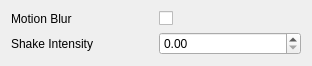
Qt form devel/tree_view_tutorial/Views/CameraEditor.ui (HaeffnerLab/HaeffnerLabLattice) before a commit.
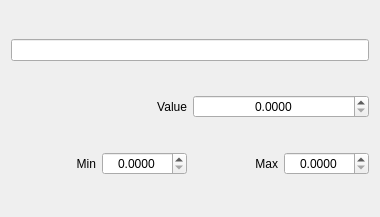
The same form after that commit.

```diff
--- a/devel/tree_view_tutorial/Views/CameraEditor.ui
+++ b/devel/tree_view_tutorial/Views/CameraEditor.ui
@@ -6,57 +6,85 @@
    <rect>
     <x>0</x>
     <y>0</y>
-    <width>312</width>
-    <height>63</height>
+    <width>380</width>
+    <height>217</height>
    </rect>
   </property>
   <property name="windowTitle">
    <string>Form</string>
   </property>
-  <layout class="QVBoxLayout" name="verticalLayout">
-   <item>
-    <layout class="QHBoxLayout" name="horizontalLayout">
-     <item>
-      <widget class="QLabel" name="label">
-       <property name="minimumSize">
-        <size>
-         <width>75</width>
-         <height>0</height>
-        </size>
-       </property>
-       <property name="text">
-        <string>Motion Blur</string>
-       </property>
-      </widget>
-     </item>
-     <item>
-      <widget class="QCheckBox" name="uiMotionBlur">
-       <property name="text">
-        <string/>
-       </property>
-      </widget>
-     </item>
-    </layout>
+  <layout class="QGridLayout" name="gridLayout">
+   <item row="0" column="0" colspan="4">
+    <widget class="QLineEdit" name="uiName"/>
    </item>
-   <item>
-    <layout class="QHBoxLayout" name="horizontalLayout_2">
-     <item>
-      <widget class="QLabel" name="label_2">
-       <property name="minimumSize">
-        <size>
-         <width>75</width>
-         <height>0</height>
-        </size>
-       </property>
-       <property name="text">
-        <string>Shake Intensity</string>
-       </property>
-      </widget>
-     </item>
-     <item>
-      <widget class="QDoubleSpinBox" name="uiShakeIntensity"/>
-     </item>
-    </layout>
+   <item row="2" column="1">
+    <widget class="QDoubleSpinBox" name="uiMin">
+     <property name="alignment">
+      <set>Qt::AlignCenter</set>
+     </property>
+     <property name="keyboardTracking">
+      <bool>false</bool>
+     </property>
+     <property name="decimals">
+      <number>4</number>
+     </property>
+    </widget>
+   </item>
+   <item row="2" column="3">
+    <widget class="QDoubleSpinBox" name="uiMax">
+     <property name="alignment">
+      <set>Qt::AlignCenter</set>
+     </property>
+     <property name="keyboardTracking">
+      <bool>false</bool>
+     </property>
+     <property name="decimals">
+      <number>4</number>
+     </property>
+    </widget>
+   </item>
+   <item row="1" column="0" colspan="2">
+    <widget class="QLabel" name="label">
+     <property name="text">
+      <string>Value</string>
+     </property>
+     <property name="alignment">
+      <set>Qt::AlignRight|Qt::AlignTrailing|Qt::AlignVCenter</set>
+     </property>
+    </widget>
+   </item>
+   <item row="2" column="0">
+    <widget class="QLabel" name="label_2">
+     <property name="text">
+      <string>Min</string>
+     </property>
+     <property name="alignment">
+      <set>Qt::AlignRight|Qt::AlignTrailing|Qt::AlignVCenter</set>
+     </property>
+    </widget>
+   </item>
+   <item row="2" column="2">
+    <widget class="QLabel" name="label_3">
+     <property name="text">
+      <string>Max</string>
+     </property>
+     <property name="alignment">
+      <set>Qt::AlignRight|Qt::AlignTrailing|Qt::AlignVCenter</set>
+     </property>
+    </widget>
+   </item>
+   <item row="1" column="2" colspan="2">
+    <widget class="QDoubleSpinBox" name="uiValue">
+     <property name="alignment">
+      <set>Qt::AlignCenter</set>
+     </property>
+     <property name="keyboardTracking">
+      <bool>false</bool>
+     </property>
+     <property name="decimals">
+      <number>4</number>
+     </property>
+    </widget>
    </item>
   </layout>
  </widget>
```
